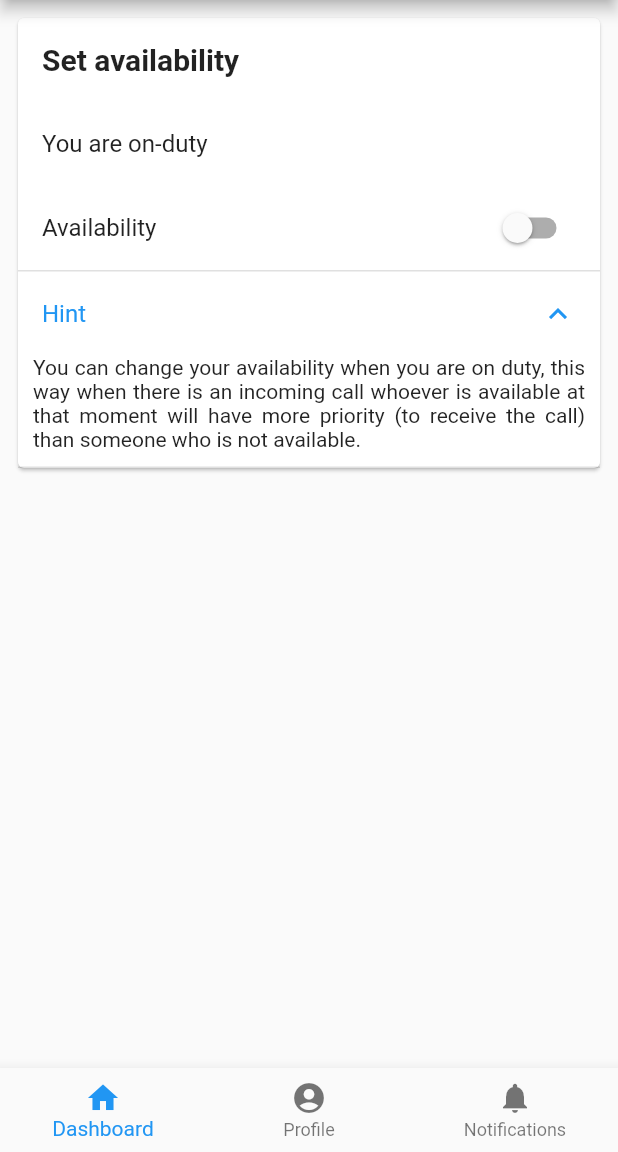
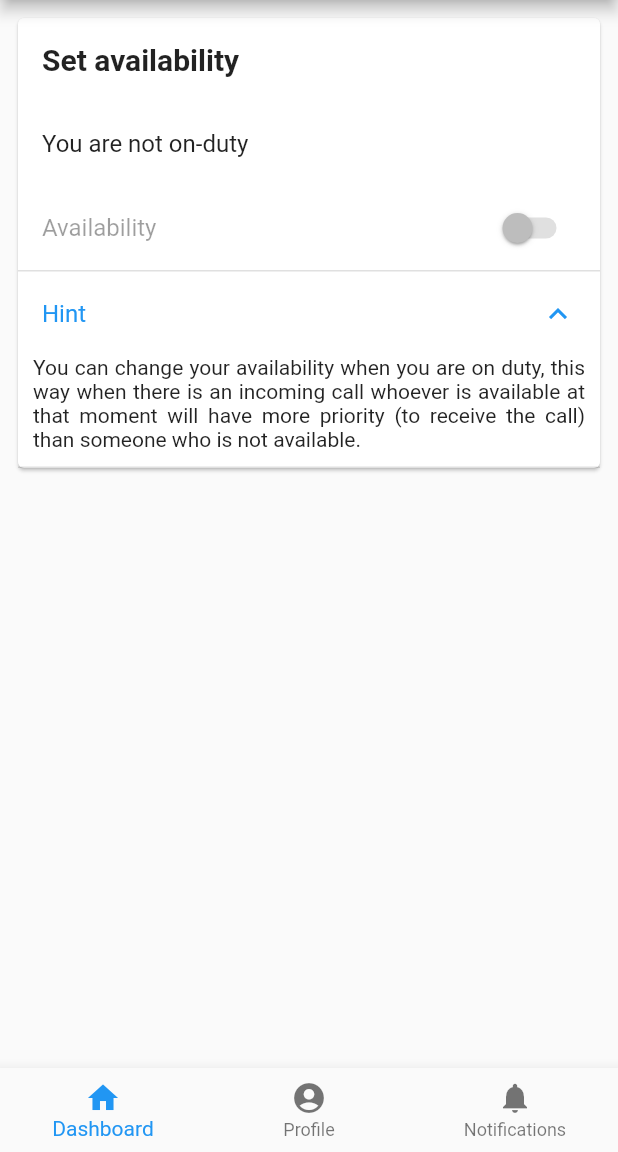
Before and after one commit to igomezal/en_garde, a Flutter app: the screen it shows once a user with an empty profile is signed in, after a tap on "Hint", on a phone screen of 412 x 824 dp, the part 84-1236 px from its top. Run offline on Flutter 3.47's test engine with Material 2 defaults, Android fonts, the phone set to English and light mode, and no system bars; our stand-ins replace cloud_firestore, firebase_analytics, firebase_auth, firebase_core, google_sign_in, intl_phone_field; missing offline and left inert: phone_number; accounts and stored records are empty; generated files the repository leaves out were written again.

Commit message:
feat: set availability status using onDuty status

```diff
--- a/lib/main.dart
+++ b/lib/main.dart
@@ -1,7 +1,5 @@
-import 'package:cloud_firestore/cloud_firestore.dart';
 import 'package:en_garde/models/DatabaseService.dart';
 import 'package:en_garde/models/EnGardeModel.dart';
-import 'package:en_garde/models/UserFromFireStore.dart';
 import 'package:en_garde/views/BasicStates.dart';
 import 'package:en_garde/views/HomePage.dart';
 import 'package:firebase_analytics/firebase_analytics.dart';
--- a/lib/models/DatabaseService.dart
+++ b/lib/models/DatabaseService.dart
@@ -11,6 +11,21 @@ class DatabaseService {
         .doc('users/$id')
         .snapshots()
         .map((snap) => UserFromFireStore.fromFirestore(snap));
+  }
+
+  Stream<Map<String, List<String>>> streamOnDuty() {
+    Map<String, List<String>> myMap = Map();
+    return _db.collection('dutyDays').snapshots().map((collection) {
+      Map<String, List<String>> myMap = Map<String, List<String>>();
+      collection.docs.forEach((element) {
+        myMap.putIfAbsent(element.id, () => convertTest(element.data()['users']));
+      });
+      return myMap;
+    });
+  }
+
+  List<String> convertTest(List users) {
+    return users.map((user) => user.toString()).toList();
   }
 
   void changeAvailability(String id, bool availability) {
--- a/lib/models/EnGardeModel.dart
+++ b/lib/models/EnGardeModel.dart
@@ -2,16 +2,7 @@ import 'package:flutter/material.dart';
 
 class EnGardeModel extends ChangeNotifier {
   bool _onDuty = true;
-  bool _availability = false;
-
-  bool get availability => _availability;
-
   bool get onDuty => _onDuty;
-
-  void changeAvailability(bool availability) {
-    _availability = availability;
-    notifyListeners();
-  }
 
   void changeOnDuty(bool onDuty) {
     _onDuty = onDuty;
--- a/lib/models/UserFromFireStore.dart
+++ b/lib/models/UserFromFireStore.dart
@@ -6,11 +6,39 @@ part 'UserFromFireStore.g.dart';
 @JsonSerializable()
 class UserFromFireStore {
   String id;
-  String notificationToken;
-  String telephone;
-  bool availability;
+  String _notificationToken;
+  String _telephone;
+  bool _availability;
 
-  UserFromFireStore({ this.notificationToken, this.telephone = '', this.availability});
+  UserFromFireStore({ String notificationToken = '', String telephone = '', bool availability = false }) {
+    _notificationToken = notificationToken;
+    _telephone = telephone;
+    _availability = availability;
+  }
+
+  String get notificationToken {
+    return _notificationToken ?? '';
+  }
+
+  set notificationToken(String value) {
+    _notificationToken = value;
+  }
+
+  String get telephone {
+    return _telephone ?? '';
+  }
+
+  set telephone(String value) {
+    _telephone = value;
+  }
+
+  bool get availability {
+    return _availability ?? false;
+  }
+
+  set availability(bool value) {
+    _availability = value;
+  }
 
   factory UserFromFireStore.fromJson(Map<String, dynamic> json) => _$UserFromFireStoreFromJson(json);
 
--- a/lib/views/Dashboard.dart
+++ b/lib/views/Dashboard.dart
@@ -1,4 +1,3 @@
-import 'package:en_garde/models/DatabaseService.dart';
 import 'package:flutter/material.dart';
 import 'package:en_garde/widgets/Availability.dart';
 
--- a/lib/views/HomePage.dart
+++ b/lib/views/HomePage.dart
@@ -1,6 +1,7 @@
 import 'dart:collection';
 import 'package:en_garde/models/DatabaseService.dart';
 import 'package:en_garde/models/UserFromFireStore.dart';
+import 'package:en_garde/widgets/TelephoneAlert.dart';
 import 'package:firebase_auth/firebase_auth.dart';
 import 'package:flutter/material.dart';
 import 'package:firebase_analytics/firebase_analytics.dart';
@@ -94,8 +95,12 @@ class _HomePageState extends State<HomePage> {
         child: _authenticated != null
             ? StreamProvider<UserFromFireStore>(
                 create: (_) => Provider.of<DatabaseService>(context, listen: false).streamUser(_authenticated.uid),
-                child: Container(
-                  child: _pages[_selectedIndex],
+                child: Consumer<UserFromFireStore>(
+                  builder: (context, user, child) {
+                    return Column(
+                      children: [if(user?.telephone?.isEmpty ?? false) TelephoneAlert(), _pages[_selectedIndex]],
+                    );
+                  },
                 ),
               )
             : AuthPage(),
--- a/lib/widgets/Availability.dart
+++ b/lib/widgets/Availability.dart
@@ -1,14 +1,45 @@
 import 'package:en_garde/models/DatabaseService.dart';
-import 'package:en_garde/models/EnGardeModel.dart';
 import 'package:en_garde/models/UserFromFireStore.dart';
+import 'package:firebase_auth/firebase_auth.dart';
 import 'package:flutter/material.dart';
+import 'package:intl/intl.dart';
 import 'package:provider/provider.dart';
 
-class AvailabilityWidget extends StatelessWidget {
+class AvailabilityWidget extends StatefulWidget {
+  @override
+  _AvailabilityWidget createState() => _AvailabilityWidget();
+}
+
+class _AvailabilityWidget extends State<AvailabilityWidget> {
+  List<String> todayOnDuty;
+
+  @override
+  void initState() {
+    super.initState();
+    Provider.of<DatabaseService>(context, listen: false)
+        .streamOnDuty()
+        .listen((onDutyDays) {
+      var now = new DateTime.now();
+      var formatter = new DateFormat('yyyy-MM-dd');
+      var formattedDate = formatter.format(now);
+      if (onDutyDays.containsKey(formattedDate)) {
+        setState(() {
+          todayOnDuty = onDutyDays[formattedDate];
+        });
+      } else {
+        setState(() {
+          todayOnDuty = [];
+        });
+      }
+    });
+  }
+
   @override
   Widget build(BuildContext context) {
     return Card(
-      child: Column(
+      child: Consumer<User>(builder: (context, user, child) {
+        var onDuty = todayOnDuty?.contains(user.uid) ?? false;
+        return Column(
           children: [
             const ListTile(
               title: Text(
@@ -16,18 +47,16 @@ class AvailabilityWidget extends StatelessWidget {
                 style: TextStyle(fontSize: 20, fontWeight: FontWeight.bold),
               ),
             ),
-          Consumer<EnGardeModel>(builder: (context, enGarde, child) {
-            return ListTile(
-              title: Text(
-                  enGarde.onDuty ? 'You are on-duty' : 'You are not on-duty'),
-            );
-          }),
-          Consumer2<UserFromFireStore, EnGardeModel>(
-              builder: (context, user, enGarde, child) {
+            ListTile(
+              title: Text(onDuty ? 'You are on-duty' : 'You are not on-duty'),
+            ),
+            Consumer<UserFromFireStore>(
+                builder: (context, user, child) {
                   return SwitchListTile(
                     title: const Text('Availability'),
                     value: user?.availability ?? false,
-              onChanged: enGarde.onDuty
+                    onChanged:
+                    (user?.telephone?.isNotEmpty ?? false) && onDuty
                         ? (bool availability) {
                       Provider.of<DatabaseService>(context, listen: false)
                           .changeAvailability(user.id, availability);
@@ -47,7 +76,7 @@ class AvailabilityWidget extends StatelessWidget {
               ],
             )
           ],
-      ),
         );
+      }));
   }
 }
--- a/pubspec.yaml
+++ b/pubspec.yaml
@@ -23,6 +23,7 @@ environment:
 dependencies:
   flutter:
     sdk: flutter
+  intl: ^0.16.1
   intl_phone_field: ^1.3.0
   phone_number: ^0.6.2+4
   provider: ^4.3.2+2
@@ -32,7 +33,6 @@ dependencies:
   google_sign_in: ^4.5.3
   cloud_firestore: ^0.14.0+2
   json_serializable: ^3.4.1
-
 
   # The following adds the Cupertino Icons font to your application.
   # Use with the CupertinoIcons class for iOS style icons.
```
Also changed, not shown: lib/widgets/EditProfile.dart (+12 -2 lines), lib/widgets/TelephoneAlert.dart (added, +17 -0 lines). Lines whose indentation alone changed are shown as unchanged.
